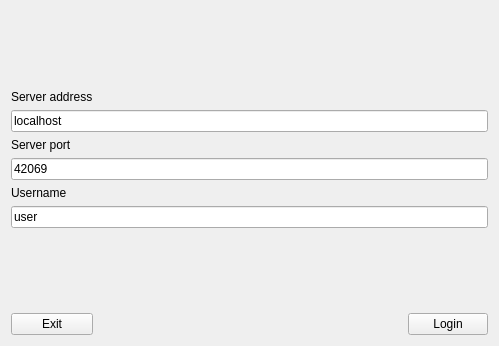
Before: the Qt Designer form login_view.ui in topseli/PyChat, drawn with Qt 5.
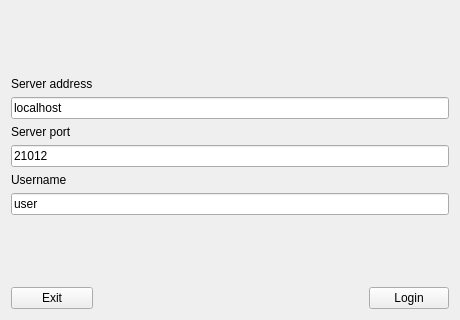
After: the same form once the commit is applied.

Diff of the .ui file:
```diff
--- a/login_view.ui
+++ b/login_view.ui
@@ -6,8 +6,8 @@
    <rect>
     <x>0</x>
     <y>0</y>
-    <width>499</width>
-    <height>346</height>
+    <width>460</width>
+    <height>320</height>
    </rect>
   </property>
   <property name="windowTitle">
@@ -65,7 +65,7 @@
    <item row="6" column="0" colspan="3">
     <widget class="QLineEdit" name="port_input">
      <property name="text">
-      <string>42069</string>
+      <string>21012</string>
      </property>
      <property name="placeholderText">
       <string/>
```
